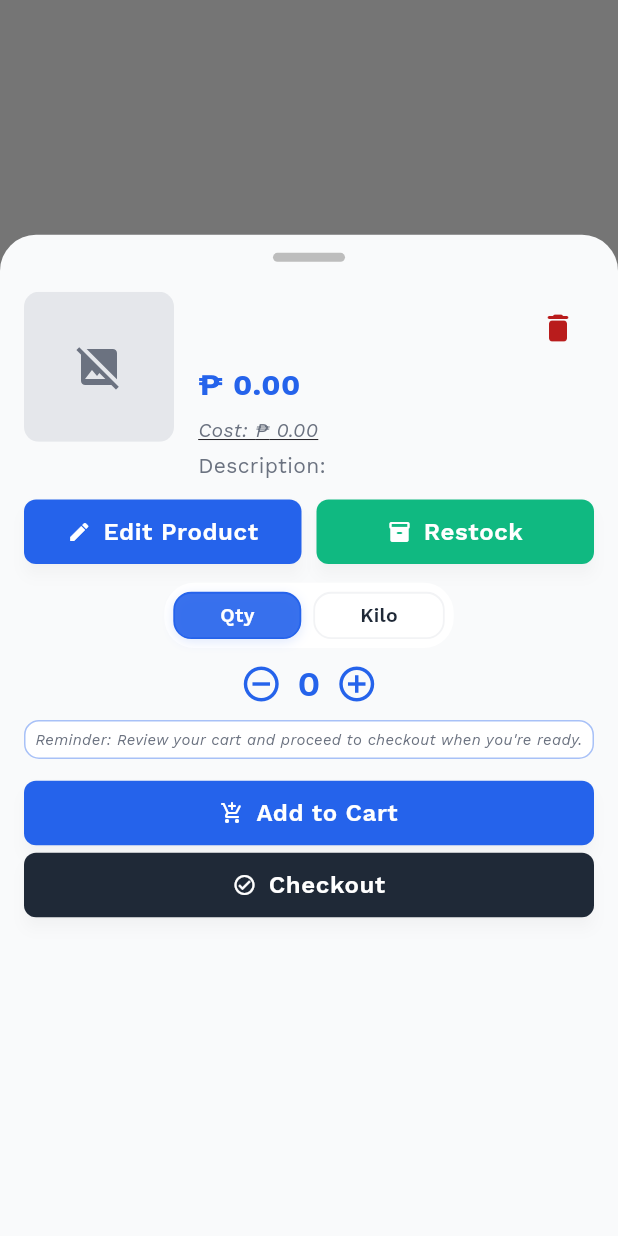
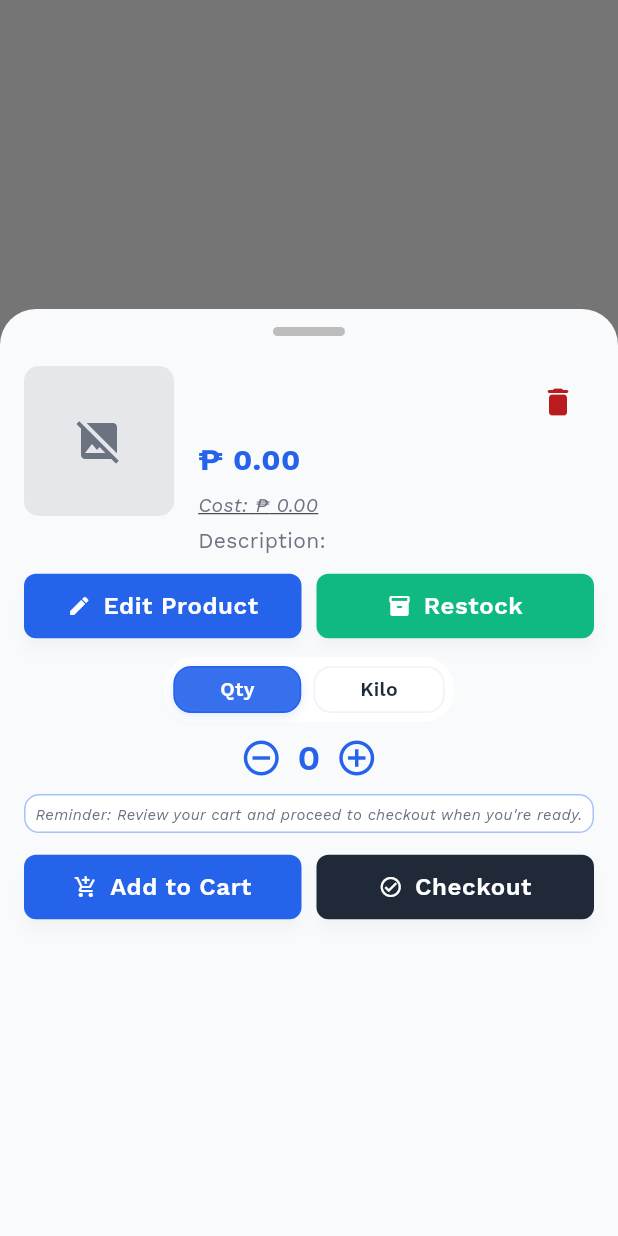
Before and after one commit to curib123/pocket_pos, a Flutter app: what show() shows on an empty page, opened directly with empty values, on a phone screen of 412 x 824 dp. Run offline on Flutter 3.47's test engine with Material 3 defaults, Android fonts, the phone set to English and light mode, and no system bars; our stand-ins replace animate_do, flutter_phoenix, flutter_secure_storage, flutter_slidable, google_fonts, hive and 5 more; accounts and stored records are empty; network calls fail.

Commit message:
fix bugs and Enhance  Ui

```diff
--- a/lib/View/Components/Modal/CartSelectionModal.dart
+++ b/lib/View/Components/Modal/CartSelectionModal.dart
@@ -18,7 +18,7 @@ class CartSelectionModal {
       builder: (context) {
         return DraggableScrollableSheet(
           initialChildSize: 0.6,
-          minChildSize: 0.4,
+          minChildSize: 0.5,
           maxChildSize: 0.8,
           expand: false,
           builder: (context, scrollController) {
@@ -149,12 +149,15 @@ class _CartSelectionContentState extends State<_CartSelectionContent> {
                   icon: LucideIcons.checkCircle2,
                   color: AppColor.textPrimary,
                   onPressed: () {
+                    Navigator.pop(context);
+                  Future.delayed(Duration.zero,(){
                     CartPaymentDialog.show(
                       context,
                       quantities: quantities,
                       kiloQuantities: kiloControllers.map((k, v) => MapEntry(k, v.text)),
                       selectedModes: selectedModes,
                     );
+                  });
                   },
                 ),
               ],
--- a/lib/View/Components/Modal/cart_modal.dart
+++ b/lib/View/Components/Modal/cart_modal.dart
@@ -29,7 +29,7 @@ class CartModal {
         final isPortrait = size.height > size.width;
 
         // Increase height factors for taller modal
-        final baseHeightFactor = size.width < 600 ? 0.76 : 0.57;
+        final baseHeightFactor = size.width < 600 ? 0.70 : 0.50;
         final adjustedFactor = isPortrait ? baseHeightFactor + 0.05 : baseHeightFactor;
 
         return FractionallySizedBox(
@@ -245,7 +245,7 @@ class _ProductProfileContentState extends State<_ProductProfileContent> {
                             crossAxisAlignment: CrossAxisAlignment.start,
                             children: [
                               Text("Qty: ${batch.quantity} ${product.unit}  •  ${batch.kiloQuantity.toStringAsFixed(2)} kg",
-                                  style: const TextStyle(fontSize: 14, color: AppColor.textSecondary)),
+                                  style: const TextStyle(fontSize: 12, color: AppColor.textSecondary)),
                               const SizedBox(height: 5),
                               Text(dateFormat.format(batch.date), style: const TextStyle(fontSize: 13, color: Colors.grey)),
                             ],
@@ -397,7 +397,10 @@ class _ProductProfileContentState extends State<_ProductProfileContent> {
                       textAlign: TextAlign.center,
                     ),
                   ),
-                  CustomButton(
+                Row(
+                  children: [
+                    Expanded(
+                      child: CustomButton(
                         icon: Icons.add_shopping_cart_rounded,
                         label: "Add to Cart",
                         color: AppColor.primary,
@@ -410,18 +413,26 @@ class _ProductProfileContentState extends State<_ProductProfileContent> {
                           );
                         },
                       ),
-                  SizedBox(height: 0,),
-                  CustomButton(
+                    ),
+                    SizedBox(width: 10,),
+                    Expanded(
+                      child: CustomButton(
                         icon: Icons.check_circle_outline_outlined,
                         label: "Checkout",
                         color: AppColor.textPrimary,
                         onPressed: () {
                           provider.addToCart(product, quantity, kiloQuantity);
+                          Navigator.of(context).pop();
+                          Future.delayed(Duration.zero,(){
                             CartSelectionModal.show(context);
+                          });
                           ScaffoldMessenger.of(context).showSnackBar(
                             SnackBar(content: Text("Added $quantity ${product.unit}(s) & $kiloQuantity kg to cart")),
                           );
                         },
+                      ),
+                    )
+                  ],
                 )
 
                 ],
--- a/lib/View/Screens/Navigation/dashboard_screen.dart
+++ b/lib/View/Screens/Navigation/dashboard_screen.dart
@@ -5,6 +5,7 @@ import 'package:paninda/View/Components/Core/product_metrics_container.dart';
 import 'package:paninda/View/Components/Core/scalable_appbar.dart';
 import 'package:paninda/View/Components/HelperClass/CheckTrialExpired.dart';
 import 'package:paninda/View/Components/HelperClass/ProfitHelper.dart';
+import 'package:paninda/View/Components/HelperClass/ReceiptHelper.dart';
 import 'package:paninda/View/Components/HelperClass/responsive_text.dart';
 import 'package:paninda/View/Screens/Navigation/DashboardWidget/CurrentProfitSummary.dart';
 import 'package:paninda/View/Screens/Navigation/DashboardWidget/GreetingsCardWidget.dart';
@@ -59,12 +60,14 @@ class _DashboardScreenState extends State<DashboardScreen> {
       _selectedLowStockProduct = lowStockProducts.first;
     }
 
+    ReceiptHelper receiptHelper = ReceiptHelper();
     Future.delayed(Duration.zero, () async {
       await productProvider.syncProductsWithServer();
       await productProvider.insertOrUpdateProductsAndProfitsToDatabase();
       await loanProvider.syncLoansWithServer();
       await loanProvider.insertOrUpdateLoansToDatabase();
       await ProfitHelper.syncTwoWay();
+      await receiptHelper.syncReceipts();
     });
   }
 
--- a/lib/home.dart
+++ b/lib/home.dart
@@ -36,7 +36,6 @@ class _HomeState extends State<Home> {
     try {
       final tabProvider = Provider.of<TabProvider>(context, listen: false);
       final paymentProvider = Provider.of<PaymentProvider>(context, listen: false);
-      final authPaymentProvider = Provider.of<AuthPaymentProvider>(context, listen: false);
 
       await tabProvider.loadFirstTimeStatus();
       await paymentProvider.fetchPayments();
```
Also changed, not shown: lib/View/Components/Modal/CartPaymentDialog.dart (+7 -1 lines), lib/View/Screens/Navigation/DashboardWidget/LeastSellingProductDropdown.dart (+9 -5 lines), lib/View/Screens/Navigation/DashboardWidget/ProductProfitDropdown.dart (+10 -3 lines), lib/View/Screens/Navigation/DashboardWidget/TopSellingDropdown.dart (+11 -6 lines), lib/View/Screens/Navigation/ReceiptHistoryScreen.dart (+7 -1 lines). Lines whose indentation alone changed are shown as unchanged.
